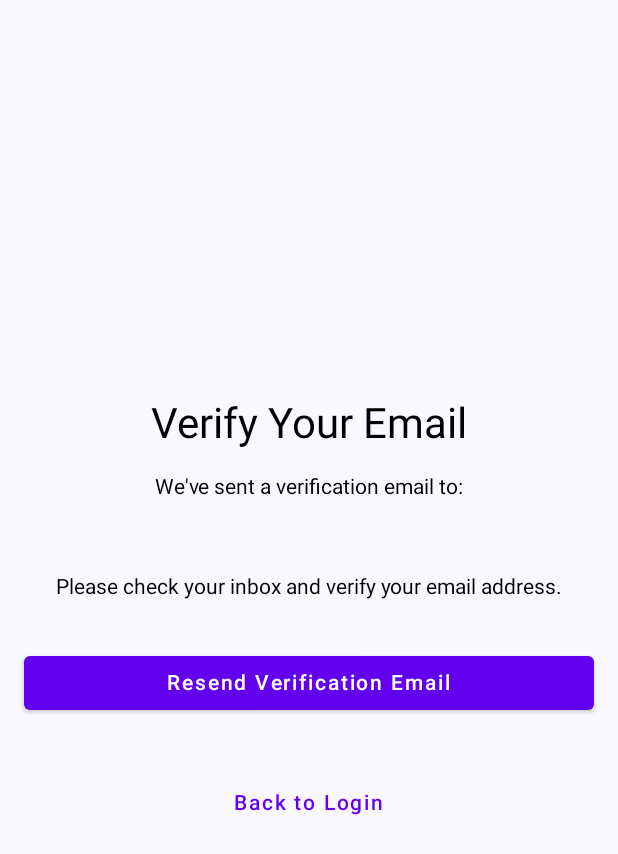
After one commit to rawanhassan55/Event_Mate, an Android app built with Jetpack Compose: the composable EmailVerificationScreen called with empty values, on a phone screen of 412 x 824 dp. The commit adds this screen. Shown: the top 854 px of the screen. Run offline under Robolectric (Android 15) with nearby library versions, the phone set to English and light mode, and no system bars; our stand-ins replace Firebase (no records; nobody signed in at launch, a user with empty details on screens opened directly); 1 statement that could not run was skipped.

```diff
--- a/app/src/main/AndroidManifest.xml
+++ b/app/src/main/AndroidManifest.xml
@@ -6,6 +6,7 @@
     <uses-permission android:name="android.permission.POST_NOTIFICATIONS" />
 
     <application
+        android:enableOnBackInvokedCallback="true"
         android:allowBackup="true"
         android:dataExtractionRules="@xml/data_extraction_rules"
         android:fullBackupContent="@xml/backup_rules"
--- a/app/src/main/java/com/example/eventymate/MainActivity.kt
+++ b/app/src/main/java/com/example/eventymate/MainActivity.kt
@@ -80,7 +80,6 @@ class MainActivity : ComponentActivity() {
 
                     EventNavigation(
                         authViewModel = authViewModel,
-                        eventViewModel = authViewModel,
                         state = state,
                         viewModel = viewModel
                     )
--- /dev/null
+++ b/app/src/main/java/com/example/eventymate/auth/EmailVerificationScreen.kt
@@ -0,0 +1,96 @@
+package com.example.eventymate.auth
+
+import androidx.compose.foundation.layout.Arrangement
+import androidx.compose.foundation.layout.Column
+import androidx.compose.foundation.layout.Spacer
+import androidx.compose.foundation.layout.fillMaxSize
+import androidx.compose.foundation.layout.fillMaxWidth
+import androidx.compose.foundation.layout.height
+import androidx.compose.foundation.layout.padding
+import androidx.compose.material.Button
+import androidx.compose.material.Text
+import androidx.compose.material.TextButton
+import androidx.compose.material3.MaterialTheme
+import androidx.compose.runtime.Composable
+import androidx.compose.runtime.LaunchedEffect
+import androidx.compose.runtime.collectAsState
+import androidx.compose.runtime.getValue
+import androidx.compose.runtime.mutableStateOf
+import androidx.compose.runtime.remember
+import androidx.compose.runtime.setValue
+import androidx.compose.ui.Alignment
+import androidx.compose.ui.Modifier
+import androidx.compose.ui.text.font.FontWeight
+import androidx.compose.ui.unit.dp
+import androidx.lifecycle.viewmodel.compose.viewModel
+
+@Composable
+fun EmailVerificationScreen(
+    email: String,
+    onBackToLogin: () -> Unit,
+    onVerified: () -> Unit,
+    viewModel: AuthViewModel = viewModel()
+) {
+    var showResendSuccess by remember { mutableStateOf(false) }
+    val authState by viewModel.authState.collectAsState()
+
+    LaunchedEffect(authState) {
+        if (authState is AuthState.Authenticated) {
+            onVerified()
+        }
+    }
+
+    Column(
+        modifier = Modifier
+            .fillMaxSize()
+            .padding(16.dp),
+        verticalArrangement = Arrangement.Center,
+        horizontalAlignment = Alignment.CenterHorizontally
+    ) {
+        Text(
+            text = "Verify Your Email",
+            style = MaterialTheme.typography.headlineMedium,
+            modifier = Modifier.padding(bottom = 16.dp)
+        )
+
+        Text(
+            text = "We've sent a verification email to:",
+            modifier = Modifier.padding(bottom = 8.dp)
+        )
+
+        Text(
+            text = email,
+            style = MaterialTheme.typography.bodyLarge.copy(fontWeight = FontWeight.Bold),
+            modifier = Modifier.padding(bottom = 24.dp)
+        )
+
+        Text(
+            text = "Please check your inbox and verify your email address.",
+            modifier = Modifier.padding(bottom = 32.dp)
+        )
+
+        Button(
+            onClick = {
+                viewModel.sendEmailVerification()
+                showResendSuccess = true
+            },
+            modifier = Modifier.fillMaxWidth()
+        ) {
+            Text("Resend Verification Email")
+        }
+
+        if (showResendSuccess) {
+            Text(
+                text = "Verification email sent!",
+                color = MaterialTheme.colorScheme.primary,
+                modifier = Modifier.padding(top = 8.dp)
+            )
+        }
+
+        Spacer(modifier = Modifier.height(32.dp))
+
+        TextButton(onClick = onBackToLogin) {
+            Text("Back to Login")
+        }
+    }
+}
```
Also changed, not shown: app/src/main/java/com/example/eventymate/EventNavigation.kt (+43 -8 lines), app/src/main/java/com/example/eventymate/SplashScreen.kt (+28 -7 lines), app/src/main/java/com/example/eventymate/auth/AuthViewModel.kt (+55 -61 lines), app/src/main/java/com/example/eventymate/auth/Login.kt (+26 -6 lines).
